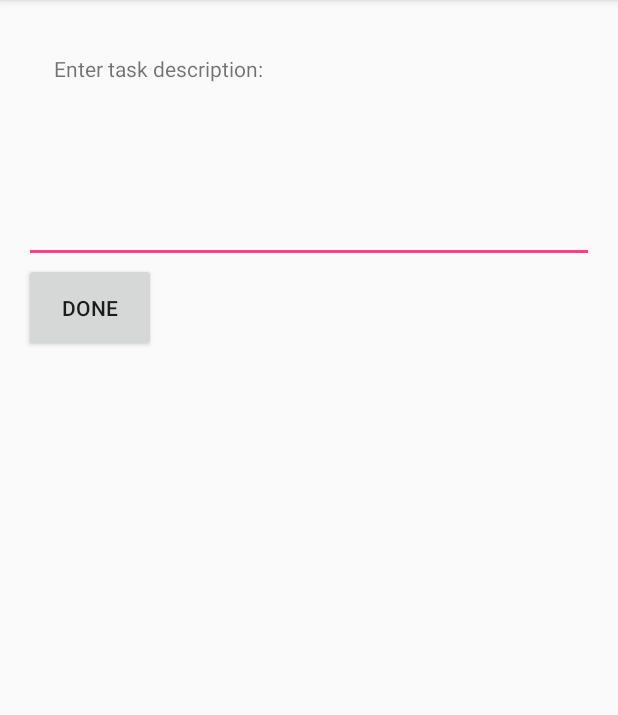
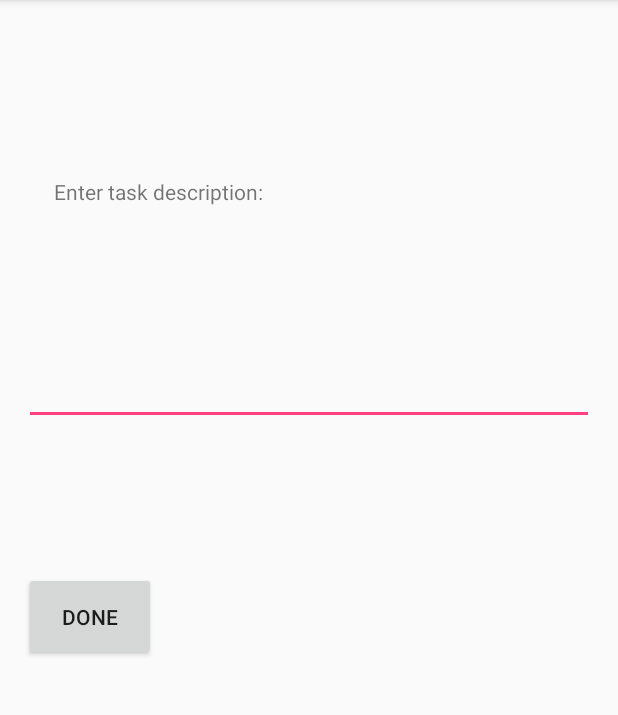
Before and after one commit to jabsolijon08/SimpleTodoListApplication, an Android app: the screen it shows after launch (TaskDescriptionActivity), after a tap on "ADD A TASK", on a phone screen of 412 x 824 dp, the part 84-799 px from its top. Run offline under Robolectric (Android 15) with nearby library versions, the phone set to English and light mode, and no system bars.

Commit message:
Simple lang sa sir

```diff
--- a/app/build.gradle
+++ b/app/build.gradle
@@ -27,4 +27,5 @@ dependencies {
     compile 'com.android.support:appcompat-v7:24.2.1'
     compile 'com.android.support:design:23.0.1'
     testCompile 'junit:junit:4.12'
+    compile 'com.android.support.constraint:constraint-layout:1.0.0-beta4'
 }
--- a/app/src/main/AndroidManifest.xml
+++ b/app/src/main/AndroidManifest.xml
@@ -8,7 +8,8 @@
         android:label="@string/app_name"
         android:supportsRtl="true"
         android:theme="@style/AppTheme">
-        <activity android:name=".MainActivity"
+        <activity
+            android:name=".MainActivity"
             android:configChanges="orientation|screenSize">
             <intent-filter>
                 <action android:name="android.intent.action.MAIN" />
@@ -16,7 +17,8 @@
                 <category android:name="android.intent.category.LAUNCHER" />
             </intent-filter>
         </activity>
-        <activity android:name=".TaskDescriptionActivity"></activity>
+        <activity android:name=".TaskDescriptionActivity" />
+        <activity android:name=".OpenActivity"></activity>
     </application>
 
 </manifest>
--- a/app/src/main/java/com/example/jamesaljunsolijon/simpletodolistapp/MainActivity.java
+++ b/app/src/main/java/com/example/jamesaljunsolijon/simpletodolistapp/MainActivity.java
@@ -7,8 +7,8 @@ import android.content.DialogInterface;
 import android.content.Intent;
 import android.content.IntentFilter;
 import android.content.res.Configuration;
+import android.os.Bundle;
 import android.support.v7.app.AppCompatActivity;
-import android.os.Bundle;
 import android.util.Log;
 import android.view.View;
 import android.view.WindowManager;
@@ -16,7 +16,6 @@ import android.widget.AdapterView;
 import android.widget.ArrayAdapter;
 import android.widget.Button;
 import android.widget.ListView;
-import android.widget.TextView;
 
 import java.text.SimpleDateFormat;
 import java.util.ArrayList;
@@ -29,28 +28,26 @@ public class MainActivity extends AppCompatActivity {
 
     private ArrayList<String> mList;
     private ArrayAdapter<String> mAdapter;
-    private TextView mDateTimeTextView;
     private final int ADD_TASK_REQUEST = 1;
     private BroadcastReceiver mTickReceiver;
     private final String PREFS_TASKS = "prefs_tasks";
+    private final String PREFS_TASKS1 = "prefs_tasks1";
     private final String KEY_TASKS_LIST = "list";
+    private final String KEY_TASKS_LIST1 = "list1";
 
     @Override
     protected void onCreate(Bundle savedInstanceState) {
-        // 1
         super.onCreate(savedInstanceState);
-
-        // 2 -Make the activity full screen
         getWindow().setFlags(WindowManager.LayoutParams.FLAG_FULLSCREEN,
                 WindowManager.LayoutParams.FLAG_FULLSCREEN);
 
-        // 3
         setContentView(R.layout.activity_main);
 
-        // 4
-        mDateTimeTextView = (TextView) findViewById(R.id.dateTimeTextView);
         final Button addTaskBtn = (Button) findViewById(R.id.addTaskBtn);
+        //final Button deleteTaskBtn = (Button) findViewById(R.id.deleteTaskBtn);
+        //final Button updateTaskBtn = (Button) findViewById(R.id.updateTaskBtn);
         final ListView listview = (ListView) findViewById(R.id.taskListview);
+
         mList = new ArrayList<String>();
         String savedList = getSharedPreferences(PREFS_TASKS, MODE_PRIVATE).getString(KEY_TASKS_LIST, null);
         if (savedList != null) {
@@ -67,13 +64,17 @@ public class MainActivity extends AppCompatActivity {
             @Override
             public void onItemClick(AdapterView<?> adapterView, View view, int i, long l) {
                 taskSelected(i);
+//                Intent intent = new Intent(MainActivity.this,OpenActivity.class);
+//                startActivity(intent);
+                //deleteTaskBtn.setEnabled(true);
+                //updateTaskBtn.setEnabled(true);
             }
         });
         mTickReceiver = new BroadcastReceiver() {
             @Override
             public void onReceive(Context context, Intent intent) {
                 if (intent.getAction().equals(Intent.ACTION_TIME_TICK)) {
-                    mDateTimeTextView.setText(getCurrentTimeStamp());
+                    //mDateTimeTextView.setText(getCurrentTimeStamp());
                 }
             }
         };
@@ -83,7 +84,7 @@ public class MainActivity extends AppCompatActivity {
         // 1
         super.onResume();
         // 2
-        mDateTimeTextView.setText(getCurrentTimeStamp());
+        //mDateTimeTextView.setText(getCurrentTimeStamp());
         // 3
         registerReceiver(mTickReceiver, new IntentFilter(Intent.ACTION_TIME_TICK));
     }
@@ -118,7 +119,9 @@ public class MainActivity extends AppCompatActivity {
         Intent intent = new Intent(MainActivity.this, TaskDescriptionActivity.class);
         startActivityForResult(intent, ADD_TASK_REQUEST);
     }
+    public void delTaskClicked(View view){
 
+    }
     private static String getCurrentTimeStamp() {
         SimpleDateFormat sdf = new SimpleDateFormat("yyyy-MM-dd HH:mm");//dd/MM/yyyy
         Date now = new Date();
@@ -153,11 +156,18 @@ public class MainActivity extends AppCompatActivity {
                     public void onClick(DialogInterface dialog, int id) {
                         mList.remove(position);
                         mAdapter.notifyDataSetChanged();
+
+//                        Intent intent = new Intent(MainActivity.this,OpenActivity.class);
+//                        startActivity(intent);
+
                     }
                 })
                 .setNegativeButton(R.string.cancel, new DialogInterface.OnClickListener() {
                     public void onClick(DialogInterface dialog, int id) {
                         dialog.cancel();
+//                        Intent intent = new Intent(MainActivity.this,OpenActivity.class);
+//                        intent.putExtra("EXTRA_RICE",mList.get(position));
+//                        startActivity(intent);
                     }
                 });
 
--- a/app/src/main/res/layout/activity_task_description.xml
+++ b/app/src/main/res/layout/activity_task_description.xml
@@ -10,28 +10,37 @@
     android:paddingTop="@dimen/activity_vertical_margin"
     tools:context="com.example.jamesaljunsolijon.simpletodolistapp.TaskDescriptionActivity">
 
+    <Button
+        android:id="@+id/doneBtn"
+        android:text="@string/done"
+        android:layout_width="wrap_content"
+        android:layout_height="wrap_content"
+        android:padding="20dp"
+        android:onClick="doneClicked"
+        android:layout_below="@+id/descriptionText"
+        android:layout_alignParentLeft="true"
+        android:layout_alignParentStart="true"
+        android:layout_marginTop="98dp" />
+
     <TextView
         android:id="@+id/descriptionLabel"
         android:text="@string/description"
         android:layout_width="wrap_content"
         android:layout_height="wrap_content"
+        android:padding="20dp"
         android:layout_alignParentTop="true"
-        android:padding="20dp"/>
+        android:layout_alignParentLeft="true"
+        android:layout_alignParentStart="true"
+        android:layout_marginTop="82dp" />
 
     <EditText
         android:id="@+id/descriptionText"
         android:layout_width="match_parent"
         android:layout_height="100dp"
         android:padding="20dp"
-        android:layout_below="@+id/descriptionLabel"/>
-
-    <Button
-        android:id="@+id/doneBtn"
-        android:text="@string/done"
-        android:layout_width="wrap_content"
-        android:layout_height="wrap_content"
-        android:layout_below="@+id/descriptionText"
-        android:padding="20dp"
-        android:onClick="doneClicked"/>
+        android:layout_marginTop="26dp"
+        android:layout_below="@+id/descriptionLabel"
+        android:layout_alignParentLeft="true"
+        android:layout_alignParentStart="true" />
 
 </RelativeLayout>
--- a/app/src/main/res/values/strings.xml
+++ b/app/src/main/res/values/strings.xml
@@ -6,4 +6,5 @@
     <string name="alert_title">Task</string>
     <string name="delete">Delete</string>
     <string name="cancel">Cancel</string>
+    <string name="open">Open</string>
 </resources>
```
Also changed, not shown: app/src/main/java/com/example/jamesaljunsolijon/simpletodolistapp/OpenActivity.java (added, +27 -0 lines), app/src/main/res/layout/activity_main.xml (+18 -23 lines), app/src/main/res/layout/activity_open.xml (added, +40 -0 lines).
